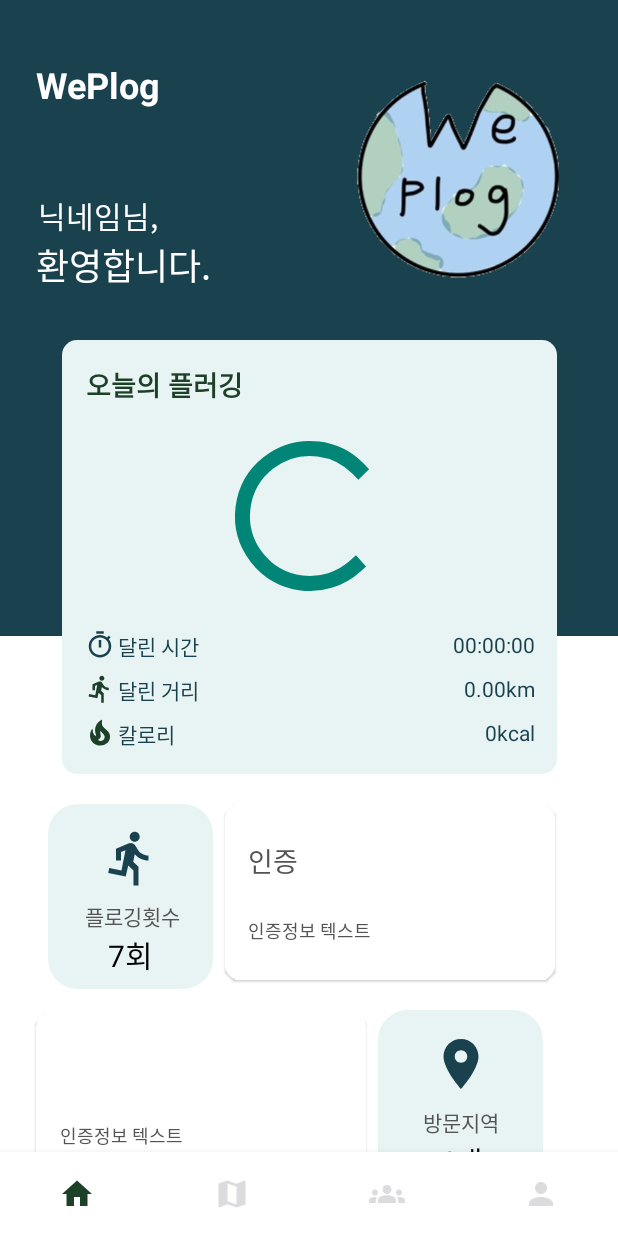
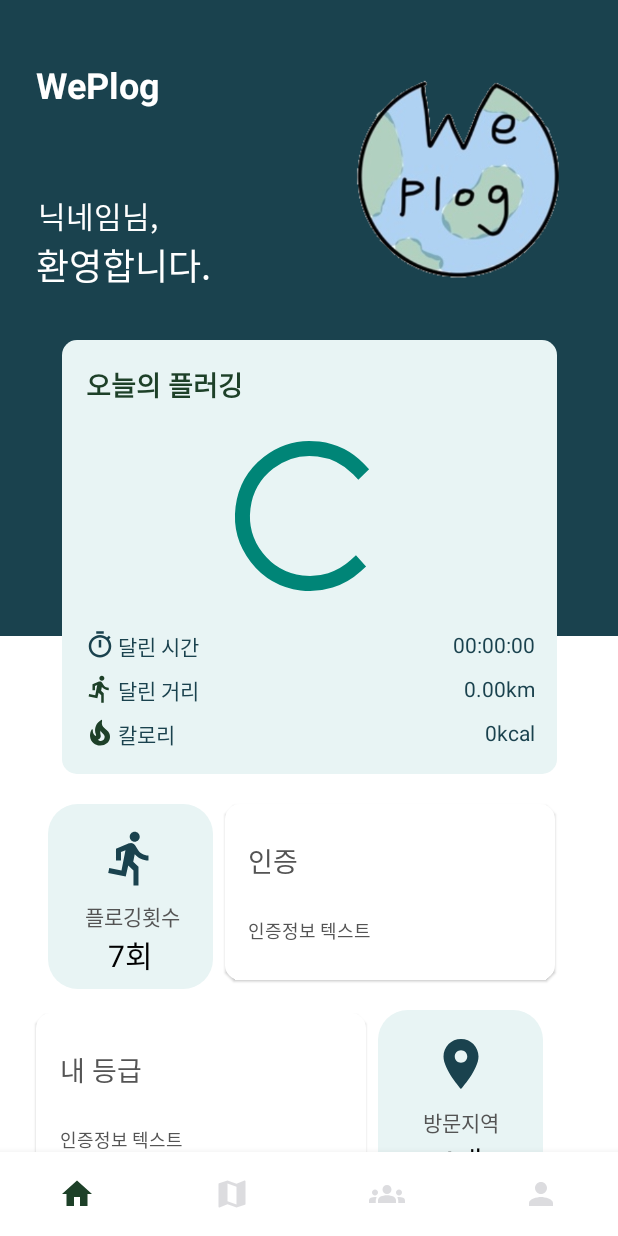
Before and after one commit to HyeM207/weplog, an Android app: the screen it shows after launch once a user with an empty profile is signed in (NavigationActivity), on a phone screen of 412 x 824 dp. Run offline under Robolectric (Android 15) with nearby library versions, the phone set to English and light mode, and no system bars; our stand-ins replace Firebase (no records; nobody signed in at launch, a user with empty details on screens opened directly); libraries missing offline, so code that uses them is left out: com.dinuscxj.progressbar; plain views replace CircleProgressBar; 7 statements that could not run were skipped.

Commit message:
update main.xml

```diff
--- a/app/src/main/res/layout/main.xml
+++ b/app/src/main/res/layout/main.xml
@@ -386,6 +386,7 @@
                     android:layout_height="wrap_content"
                     android:layout_marginStart="16dp"
                     android:layout_marginTop="24dp"
+                    android:text="내 등급"
                     android:textColor="#545454"
                     android:textSize="18sp"
                     app:layout_constraintStart_toStartOf="parent"
```
